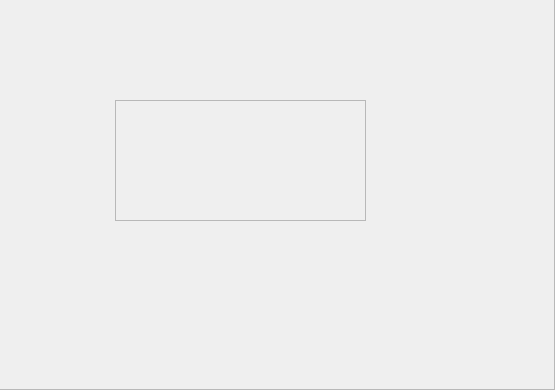
Old version of the form src/qt/forms/overviewpage.ui in the repository HTHcoin/helpthehomelesscoin; both pictures show x 445 to 1000 and y 270 to 660 of the 1000 by 660 pixel window.
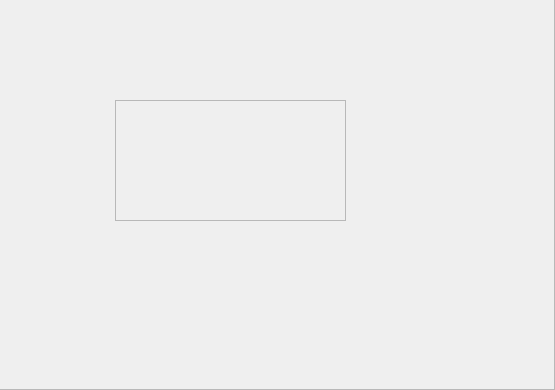
New version of the form.

The edit to the form file:
```diff
--- a/src/qt/forms/overviewpage.ui
+++ b/src/qt/forms/overviewpage.ui
@@ -450,7 +450,7 @@
        <rect>
         <x>560</x>
         <y>370</y>
-        <width>251</width>
+        <width>231</width>
         <height>121</height>
        </rect>
       </property>
```
